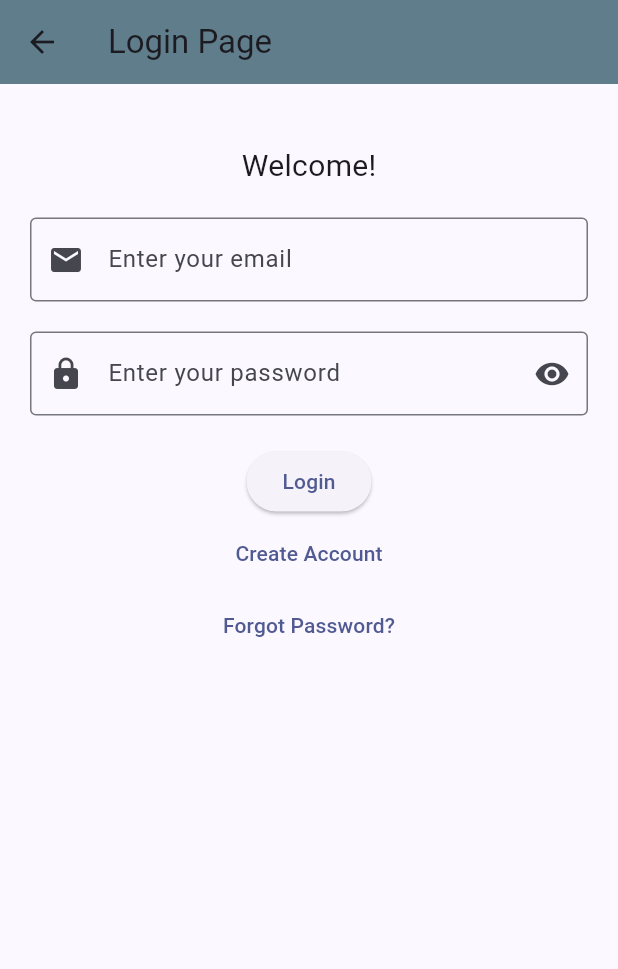
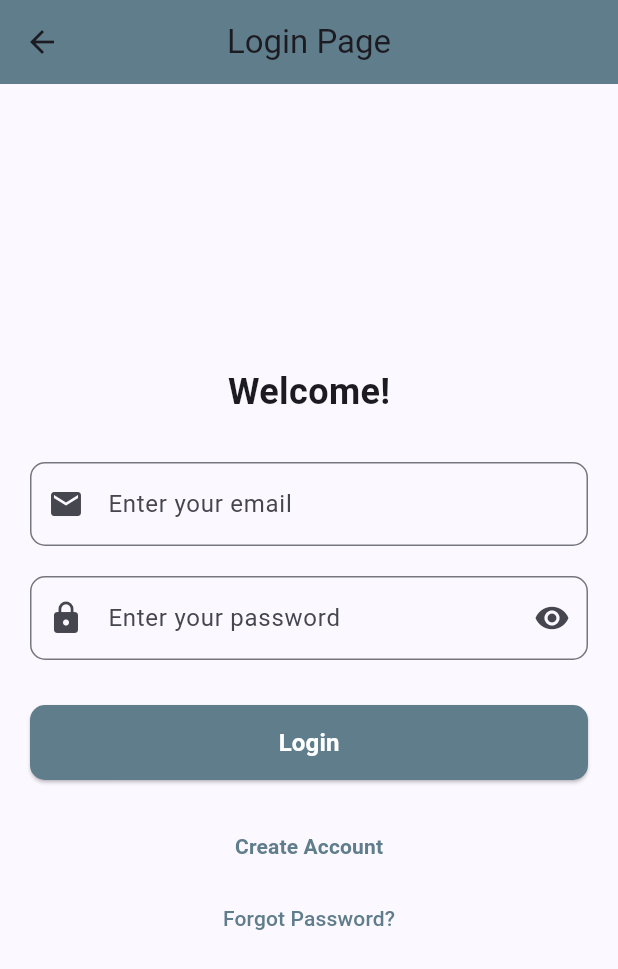
Before and after one commit to tropicalhutlover/Ice-Ice-Baby_RetailHub, a Flutter app: the screen it shows after launch, after a tap on "GET STARTED", on a phone screen of 412 x 824 dp. Shown: the top 969 px of the screen. Run offline on Flutter 3.47's test engine with Material 3 defaults, Android fonts, the phone set to English and light mode, and no system bars; our stand-ins replace sqflite; accounts and stored records are empty; network calls fail.

Commit message:
layout changes

```diff
--- a/lib/login_screen.dart
+++ b/lib/login_screen.dart
@@ -24,29 +24,33 @@
       appBar: AppBar(
         backgroundColor: Colors.blueGrey,
         title: const Text('Login Page'),
+        centerTitle: true,
       ),
       body: Padding(
         padding: const EdgeInsets.all(20.0),
         child: Column(
+          mainAxisAlignment: MainAxisAlignment.center,
           children: [
-            const SizedBox(height: 20),
             const Text(
               'Welcome!',
-              style: TextStyle(fontSize: 20),
+              style: TextStyle(
+                fontSize: 24,
+                fontWeight: FontWeight.bold,
               ),
-
-            const SizedBox(height: 20),
+            ),
+            const SizedBox(height: 30),
 
             // Email
             TextField(
               controller: _emailController,
-              decoration: const InputDecoration(
+              decoration: InputDecoration(
                 labelText: 'Enter your email',
-                border: OutlineInputBorder(),
-                prefixIcon: Icon(Icons.email),
+                prefixIcon: const Icon(Icons.email),
+                border: OutlineInputBorder(
+                  borderRadius: BorderRadius.circular(10),
                 ),
               ),
-
+            ),
             const SizedBox(height: 20),
 
             // Password
@@ -55,8 +59,10 @@
               obscureText: _passwordHidden,
               decoration: InputDecoration(
                 labelText: 'Enter your password',
-                border: const OutlineInputBorder(),
                 prefixIcon: const Icon(Icons.lock),
+                border: OutlineInputBorder(
+                  borderRadius: BorderRadius.circular(10),
+                ),
                 suffixIcon: IconButton(
                   icon: Icon(
                     _passwordHidden
@@ -71,12 +77,27 @@
                 ),
               ),
             ),
-
-            const SizedBox(height: 20),
+            const SizedBox(height: 30),
 
             // Login
-            ElevatedButton(
-              child: const Text('Login'),
+            SizedBox(
+              width: double.infinity,
+              height: 50,
+              child: ElevatedButton(
+                style: ElevatedButton.styleFrom(
+                  backgroundColor: Colors.blueGrey,
+                  shape: RoundedRectangleBorder(
+                    borderRadius: BorderRadius.circular(10),
+                  ),
+                ),
+                child: const Text(
+                  'Login',
+                  style: TextStyle(
+                    fontSize: 16,
+                    fontWeight: FontWeight.bold,
+                    color: Colors.white,
+                  ),
+                ),
                 onPressed: () async {
                   final email = _emailController.text.trim();
                   final password = _passwordController.text.trim();
@@ -102,12 +123,18 @@
                     );
                   } else {
                     ScaffoldMessenger.of(context).showSnackBar(
-                    const SnackBar(content: Text("User does not exist or wrong password")),
+                      const SnackBar(
+                        content: Text("User does not exist or wrong password"),
+                        backgroundColor: Colors.red,
+                      ),
                     );
                   }
                 },
               ),
+            ),
+            const SizedBox(height: 20),
 
+            // Create Account
             TextButton(
               onPressed: () {
                 Navigator.push(
@@ -117,9 +144,16 @@
                   ),
                 );
               },
-              child: const Text("Create Account"),
+              child: const Text(
+                "Create Account",
+                style: TextStyle(
+                  color: Colors.blueGrey,
+                  fontWeight: FontWeight.bold,
+                ),
+              ),
             ),
 
+            // Forgot Password
             TextButton(
               onPressed: () {
                 Navigator.push(
@@ -129,7 +163,12 @@
                   ),
                 );
               },
-              child: const Text("Forgot Password?"),
+              child: const Text(
+                "Forgot Password?",
+                style: TextStyle(
+                  color: Colors.blueGrey,
+                ),
+              ),
             ),
           ],
         ),
```
Lines whose indentation alone changed are shown as unchanged.
